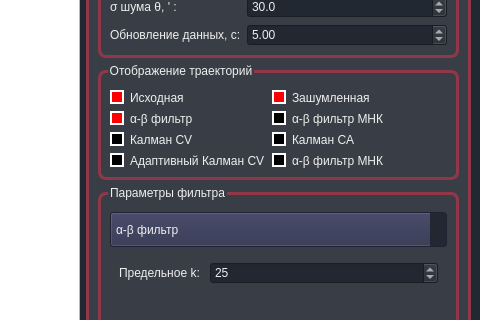
Qt form Programs/Analyzer/mainwindow.ui (Omazz/SurveillanceTracker) before a commit; both pictures show x 789 to 1269 and y 352 to 672 of the 1269 by 940 pixel window.
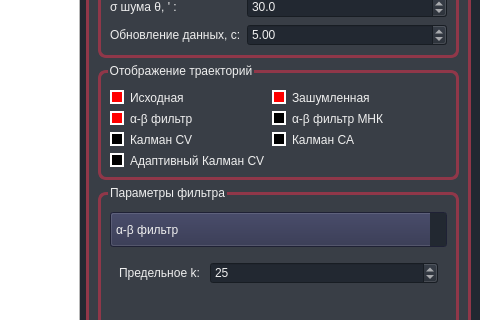
The same form after that commit. Icons and pictures are not drawn. Custom widgets are drawn as their Qt base class.

What changed in the file:
```diff
--- a/Programs/Analyzer/mainwindow.ui
+++ b/Programs/Analyzer/mainwindow.ui
@@ -639,16 +639,6 @@
             </property>
            </widget>
           </item>
-          <item row="3" column="1">
-           <widget class="QCheckBox" name="CB_ABfilterWMNK">
-            <property name="text">
-             <string>α-β фильтр МНК</string>
-            </property>
-            <property name="checked">
-             <bool>false</bool>
-            </property>
-           </widget>
-          </item>
          </layout>
         </widget>
        </item>
```
Left out of the diff: 2 changed lines with no effect on the pictures.
